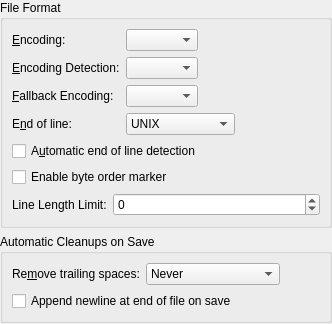
fluxer/kde-baseapps, file kate/part/dialogs/opensaveconfigwidget.ui: the form before one commit.
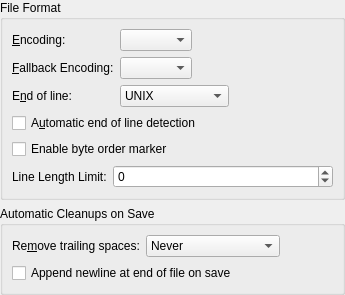
The form after the commit. Custom widgets are drawn as their Qt base class.

Commit message: kate: remove leftovers from KEncodingProber support

What changed in the file:
```diff
--- a/kate/part/dialogs/opensaveconfigwidget.ui
+++ b/kate/part/dialogs/opensaveconfigwidget.ui
@@ -2,6 +2,14 @@
 <ui version="4.0">
  <class>OpenSaveConfigWidget</class>
  <widget class="QWidget" name="OpenSaveConfigWidget">
+  <property name="geometry">
+   <rect>
+    <x>0</x>
+    <y>0</y>
+    <width>345</width>
+    <height>285</height>
+   </rect>
+  </property>
   <layout class="QVBoxLayout">
    <property name="margin">
     <number>0</number>
@@ -35,23 +43,6 @@
          </widget>
         </item>
         <item row="1" column="0">
-         <widget class="QLabel" name="lblEncodingDetection">
-          <property name="text">
-           <string>&amp;Encoding Detection:</string>
-          </property>
-          <property name="buddy">
-           <cstring>cmbEncodingDetection</cstring>
-          </property>
-         </widget>
-        </item>
-        <item row="1" column="1">
-         <widget class="KComboBox" name="cmbEncodingDetection">
-          <property name="whatsThis">
-           <string>if neither the encoding chosen as standard above, nor the encoding specified in the open/save dialog, nor the encoding specified on command line match the content of the file, this detection will be run.</string>
-          </property>
-         </widget>
-        </item>
-        <item row="2" column="0">
          <widget class="QLabel" name="lblEncodingDetection2">
           <property name="text">
            <string>&amp;Fallback Encoding:</string>
@@ -61,14 +52,14 @@
           </property>
          </widget>
         </item>
-        <item row="2" column="1">
+        <item row="1" column="1">
          <widget class="KComboBox" name="cmbEncodingFallback">
           <property name="whatsThis">
            <string>This defines the fallback encoding to try for opening files if neither the encoding chosen as standard above, nor the encoding specified in the open/save dialog, nor the encoding specified on command line match the content of the file.  Before this is used, an attempt will be made to determine the encoding to use by looking for a byte order marker at start of file: if one is found, the right unicode encoding will be chosen; otherwise encoding detection will run, if both fail fallback encoding will be tried.</string>
           </property>
          </widget>
         </item>
-        <item row="3" column="0">
+        <item row="2" column="0">
          <widget class="QLabel" name="lblEOL">
           <property name="text">
            <string>E&amp;nd of line:</string>
@@ -78,7 +69,7 @@
           </property>
          </widget>
         </item>
-        <item row="3" column="1">
+        <item row="2" column="1">
          <widget class="KComboBox" name="cmbEOL">
           <item>
            <property name="text">
```
The commit also changes 1 other file.
